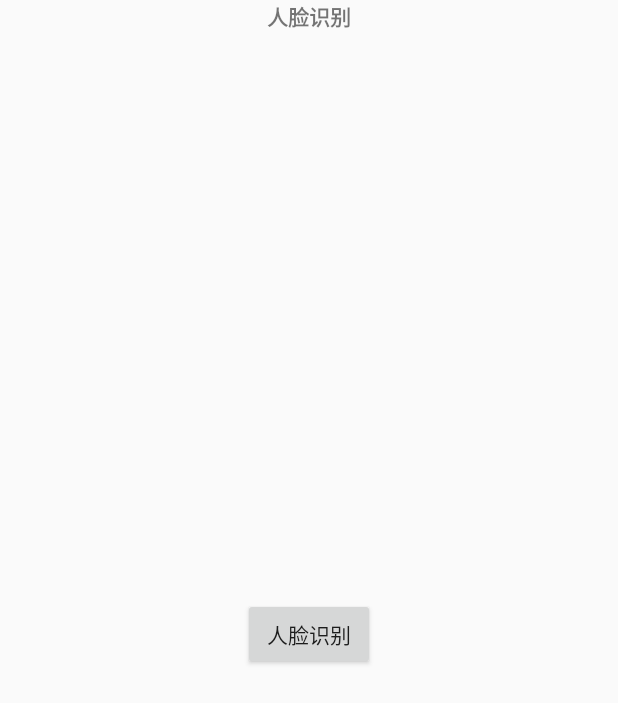
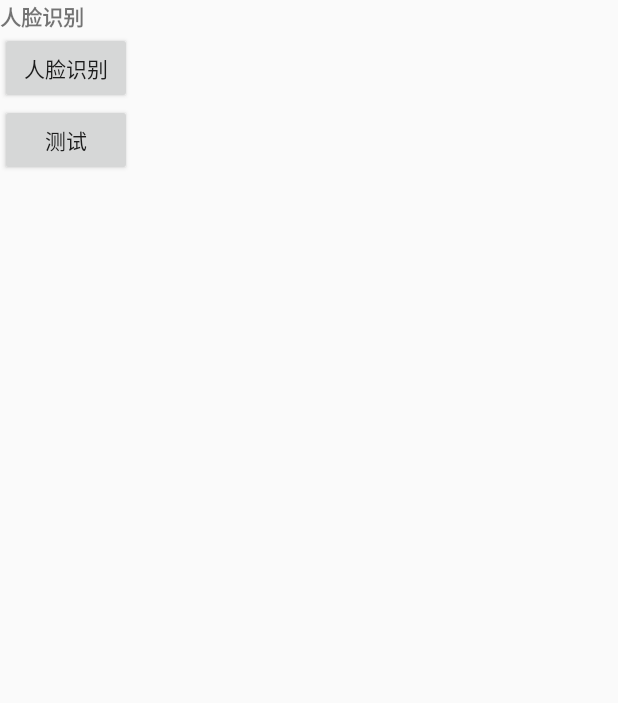
Before and after one commit to AndroidFrok/FaceUnionPaySet, an Android app: the screen it shows after launch (MainActivity), on a phone screen of 412 x 824 dp. Shown: the top 703 px of the screen. Run offline under Robolectric (Android 15) with nearby library versions, the phone set to English and light mode, and no system bars; libraries missing offline, so code that uses them is left out: com.imi.camera; 2 statements that could not run were skipped.

Commit message:
个人研究

```diff
--- a/FaceFeature/build.gradle
+++ b/FaceFeature/build.gradle
@@ -32,6 +32,9 @@ android {
             proguardFiles getDefaultProguardFile('proguard-android-optimize.txt'), 'proguard-rules.pro'
         }
     }
+    /*packagingOptions{
+        exclude 'lib/arm64-v8a/libimiFaceFeat.so'
+    }*/
 }
 
 dependencies {
@@ -42,7 +45,7 @@ dependencies {
     androidTestImplementation 'com.android.support.test:runner:1.0.2'
     androidTestImplementation 'com.android.support.test.espresso:espresso-core:3.0.2'
 
-    implementation(name: 'ImiFaceSdk_faceidcom_04.00.00.220727_1.3.2', ext: 'aar')
-//    implementation(name: 'ImiFaceSdk_faceidcom_02.01.22.200802_1.1.11', ext: 'aar')
+//    implementation(name: 'ImiFaceSdk_faceidcom_04.00.00.220727_1.3.2', ext: 'aar')
+    implementation(name: 'ImiFaceSdk_faceidcom_02.01.22.200802_1.1.11', ext: 'aar')
     implementation(name: 'ImiFaceFeature_20200702_1.0.2',ext: 'aar')
 }
--- a/FaceFeature/src/main/java/com/imi/facefeature/Constant.java
+++ b/FaceFeature/src/main/java/com/imi/facefeature/Constant.java
@@ -9,7 +9,7 @@ import com.imi.facefeature.helper.FileHelper;
 public class Constant {
     public static String FACE_MODEL_PATH = FileHelper.getInstance().getFaceModelFolderPath();
     public static String FACE_IMAGE_PATH = FileHelper.getInstance().getFaceImageFolderPath();
-    public static boolean TEST_MODE = false;
+    public static boolean TEST_MODE = true;
     //请填写申请的APP_KEY
     public static String APP_KEY = "face-dl-test";
 //    public static String APP_KEY = "face_imi_test";
--- a/FaceFeature/src/main/java/com/imi/facefeature/detail/MainActivity.java
+++ b/FaceFeature/src/main/java/com/imi/facefeature/detail/MainActivity.java
@@ -47,6 +47,9 @@ public class MainActivity extends AppCompatActivity implements View.OnClickListe
 
         mTestBtn = findViewById(R.id.btn_main_test_load);
         mTestBtn.setOnClickListener(this);
+        findViewById(R.id.btn_open).setOnClickListener(view -> {
+            openCam();
+        });
 
         if (!TEST_MODE) {
             mTestBtn.setVisibility(View.GONE);
@@ -59,6 +62,10 @@ public class MainActivity extends AppCompatActivity implements View.OnClickListe
         //相机初始化
         ImiCameraHelper.getInstance().init(this, this, true);
         mImiCamera = ImiCameraHelper.getInstance().getImiCamera();
+    }
+
+    private void openCam() {
+
     }
 
     @Override
--- a/FaceFeature/src/main/res/layout/activity_main.xml
+++ b/FaceFeature/src/main/res/layout/activity_main.xml
@@ -1,9 +1,10 @@
 <?xml version="1.0" encoding="utf-8"?>
-<android.support.constraint.ConstraintLayout xmlns:android="http://schemas.android.com/apk/res/android"
+<android.support.v7.widget.LinearLayoutCompat xmlns:android="http://schemas.android.com/apk/res/android"
     xmlns:app="http://schemas.android.com/apk/res-auto"
     xmlns:tools="http://schemas.android.com/tools"
     android:layout_width="match_parent"
     android:layout_height="match_parent"
+    android:orientation="vertical"
     tools:context=".detail.MainActivity">
 
     <TextView
@@ -28,6 +29,17 @@
         app:layout_constraintStart_toStartOf="parent"
         app:layout_constraintTop_toBottomOf="@+id/tv_main_content" />
 
+    <Button
+        android:id="@+id/btn_open"
+        android:visibility="gone"
+        android:layout_width="wrap_content"
+        android:layout_height="wrap_content"
+        android:text="开相机"
+        app:layout_constraintBottom_toTopOf="@id/btn_main_test_load"
+        app:layout_constraintEnd_toEndOf="parent"
+        app:layout_constraintStart_toStartOf="parent"
+        app:layout_constraintTop_toBottomOf="@+id/btn_main_facefature" />
+
 
     <Button
         android:id="@+id/btn_main_test_load"
@@ -37,4 +49,4 @@
         app:layout_constraintBottom_toBottomOf="parent"
         app:layout_constraintEnd_toEndOf="parent"
         app:layout_constraintStart_toStartOf="parent" />
-</android.support.constraint.ConstraintLayout>
+</android.support.v7.widget.LinearLayoutCompat>
```
Also changed, not shown: 1 other file.
